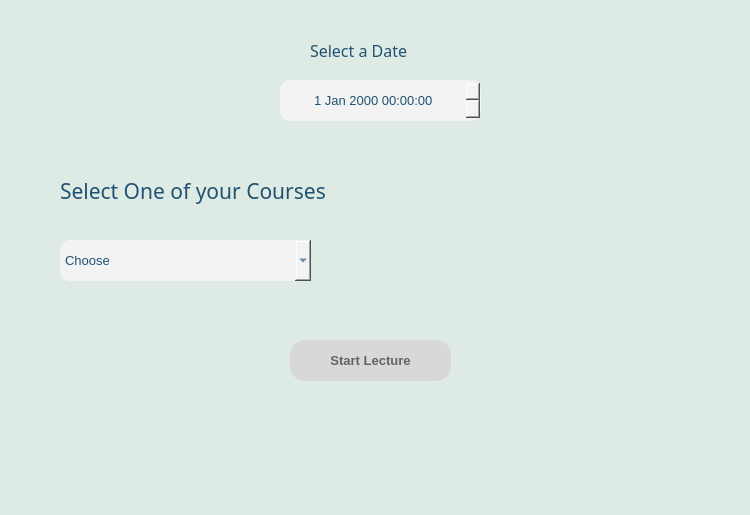
Old version of the form Application/courses.ui in the repository Graduation-Project-CESS/students-attention.
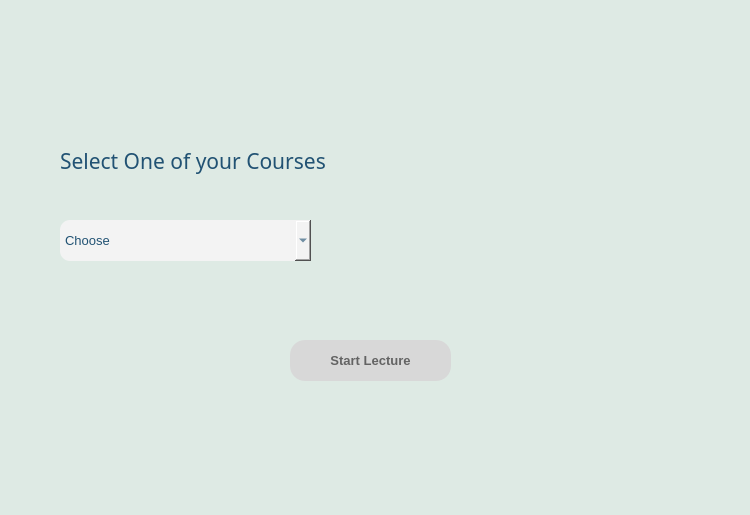
New version of the form. Icons and pictures are not drawn.

The edit to the form file:
```diff
--- a/Application/courses.ui
+++ b/Application/courses.ui
@@ -22,7 +22,7 @@
     <property name="geometry">
      <rect>
       <x>60</x>
-      <y>170</y>
+      <y>140</y>
       <width>381</width>
       <height>41</height>
      </rect>
@@ -45,56 +45,6 @@
      <string>Select One of your Courses</string>
     </property>
    </widget>
-   <widget class="QDateTimeEdit" name="dateTimeEdit">
-    <property name="geometry">
-     <rect>
-      <x>280</x>
-      <y>80</y>
-      <width>201</width>
-      <height>41</height>
-     </rect>
-    </property>
-    <property name="font">
-     <font>
-      <pointsize>10</pointsize>
-     </font>
-    </property>
-    <property name="styleSheet">
-     <string notr="true">background-color: rgb(243, 243, 243);
-color: rgb(33, 82, 115);
-selection-background-color: rgb(222, 234, 228);
-border-radius:10px;</string>
-    </property>
-    <property name="alignment">
-     <set>Qt::AlignCenter</set>
-    </property>
-   </widget>
-   <widget class="QLabel" name="date_label">
-    <property name="geometry">
-     <rect>
-      <x>310</x>
-      <y>40</y>
-      <width>141</width>
-      <height>20</height>
-     </rect>
-    </property>
-    <property name="font">
-     <font>
-      <family>Montserrat Medium</family>
-      <pointsize>12</pointsize>
-      <weight>7</weight>
-      <italic>false</italic>
-      <bold>false</bold>
-     </font>
-    </property>
-    <property name="styleSheet">
-     <string notr="true">color: rgb(33, 82, 115);
-font: 57 12pt &quot;Montserrat Medium&quot;;</string>
-    </property>
-    <property name="text">
-     <string>Select a Date</string>
-    </property>
-   </widget>
    <widget class="QPushButton" name="start_btn">
     <property name="geometry">
      <rect>
@@ -123,7 +73,7 @@
     <property name="geometry">
      <rect>
       <x>60</x>
-      <y>240</y>
+      <y>220</y>
       <width>251</width>
       <height>41</height>
      </rect>
```
Left out of the diff: 14 changed lines with no effect on the pictures.
